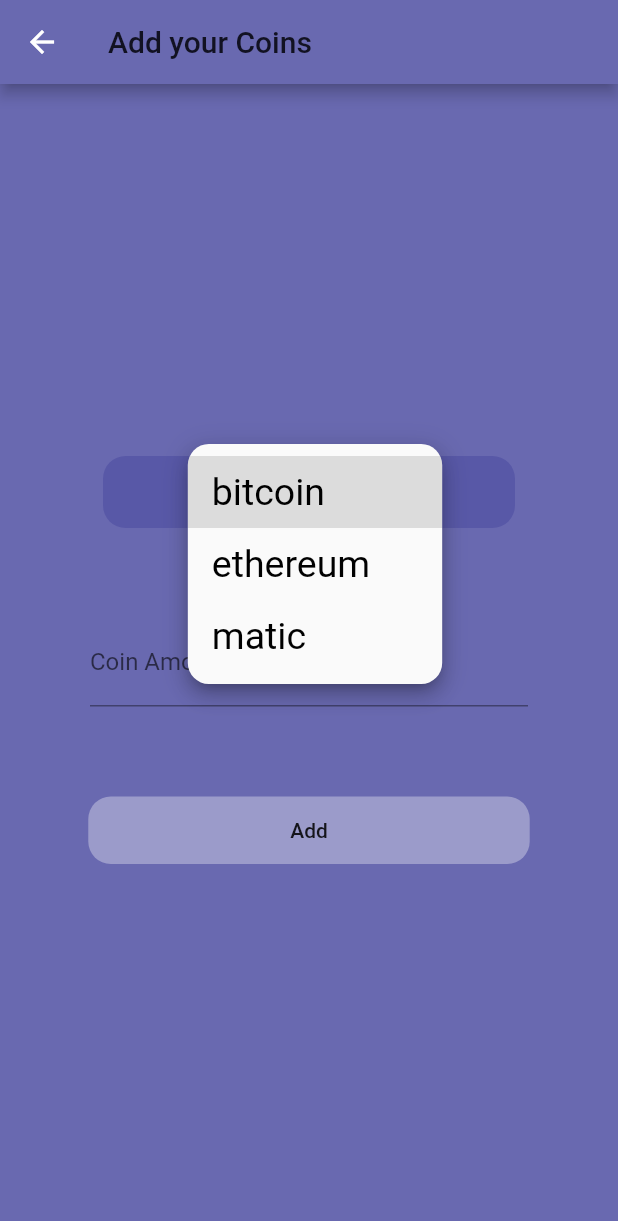
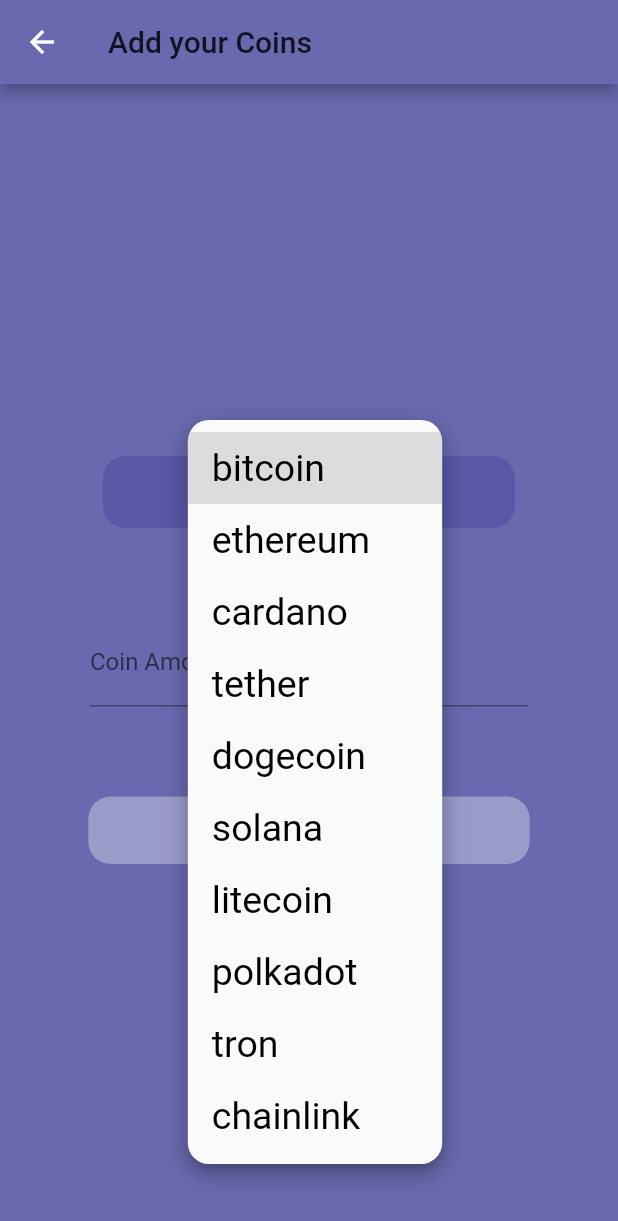
Before and after one commit to sincerelyyyash/crypto_wallet, a Flutter app: the AddView screen opened directly, after a tap on "bitcoin", on a phone screen of 412 x 824 dp. Shown: the top 1221 px of the screen. Run offline on Flutter 3.47's test engine with Material 2 defaults, Android fonts, the phone set to English and light mode, and no system bars; our stand-ins replace cloud_firestore, firebase_auth, firebase_core; accounts and stored records are empty; network calls fail.

Commit message:
More coins added
Added few more coins to the dropdown menu and net worth page.

```diff
--- a/lib/ui/add_view.dart
+++ b/lib/ui/add_view.dart
@@ -12,7 +12,14 @@ class _AddViewState extends State<AddView> {
   List<String> coins = [
     "bitcoin",
     "ethereum",
-    "matic",
+    "cardano",
+    "tether",
+    "dogecoin",
+    "solana",
+    "litecoin",
+    "polkadot",
+    "tron",
+    "chainlink",
   ];
 
   String dropdownValue = "bitcoin";
--- a/lib/ui/home_view.dart
+++ b/lib/ui/home_view.dart
@@ -18,7 +18,14 @@ class HomeView extends StatefulWidget {
 class _HomeViewState extends State<HomeView> {
   double bitcoin = 0.0;
   double ethereum = 0.0;
-  double matic = 0.0;
+  double cardano = 0.0;
+  double tether = 0.0;
+  double dogecoin = 0.0;
+  double solana = 0.0;
+  double litecoin = 0.0;
+  double polkadot = 0.0;
+  double tron = 0.0;
+  double chainlink = 0.0;
 
   @override
   void initState() {
@@ -28,7 +35,14 @@ class _HomeViewState extends State<HomeView> {
   getValues() async {
     bitcoin = await getPrice("bitcoin");
     ethereum = await getPrice("ethereum");
-    matic = await getPrice("matic");
+    cardano = await getPrice("cardano");
+    tether = await getPrice("tether");
+    dogecoin = await getPrice("dogecoin");
+    solana = await getPrice("solana");
+    litecoin = await getPrice("litecoin");
+    polkadot = await getPrice("polkadot");
+    tron = await getPrice("tron");
+    chainlink = await getPrice("chainlink");
     setState(() {});
   }
 
@@ -39,13 +53,28 @@ class _HomeViewState extends State<HomeView> {
         return bitcoin * amount;
       } else if (id == "ethereum") {
         return ethereum * amount;
-      } else {
-        return matic * amount;
+      } else if (id == "cardano") {
+        return cardano * amount;
+      } else if (id == "tether") {
+        return tether * amount;
+      } else if (id == "dogecoin") {
+        return dogecoin * amount;
+      } else if (id == "solana") {
+        return solana * amount;
+      } else if (id == "litecoin") {
+        return litecoin * amount;
+      } else if (id == "polkadot") {
+        return polkadot * amount;
+      } else if (id == "tron") {
+        return tron * amount;
+      } else if (id == "chainlink") {
+        return chainlink * amount;
       }
     }
 
     return Scaffold(
       appBar: AppBar(
+          centerTitle: true,
           backgroundColor: Color(0xFF6969b0),
           automaticallyImplyLeading: false,
           title: const Text('My NetWorth',
@@ -54,7 +83,7 @@ class _HomeViewState extends State<HomeView> {
               ))),
       body: Container(
         decoration: BoxDecoration(
-          color: Color(0xFF6969b0),
+          color: Color(0xFF2c2c3a),
         ),
         width: MediaQuery.of(context).size.width,
         height: MediaQuery.of(context).size.height,
@@ -82,7 +111,7 @@ class _HomeViewState extends State<HomeView> {
                           height: MediaQuery.of(context).size.height / 12,
                           decoration: BoxDecoration(
                             borderRadius: BorderRadius.circular(15.0),
-                            color: Color(0xFF2c2c3a),
+                            color: Color(0xFF5858a7),
                           ),
                           child: Row(
                             mainAxisAlignment: MainAxisAlignment.spaceBetween,
@@ -96,7 +125,7 @@ class _HomeViewState extends State<HomeView> {
                                     color: Color(0xFFababd3), fontSize: 18),
                               ),
                               Text(
-                                  "${getValues(document.id, document['Amount'])}Rs",
+                                  "${getValues(document.id, document['Amount'])} Rs",
                                   style: TextStyle(
                                       color: Color(0xFFababd3), fontSize: 18)),
                               IconButton(
```
